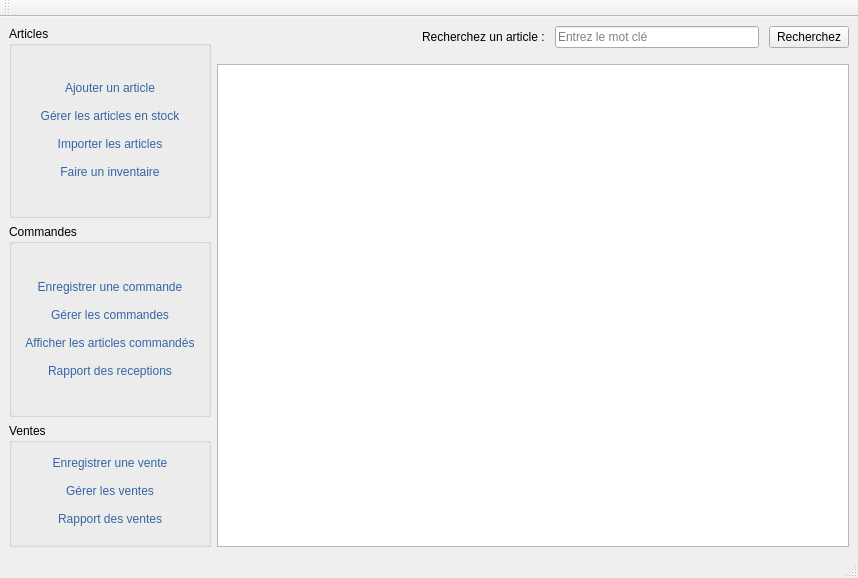
First picture: the form in views/ui/main.ui, repository mono57/libsoft, before the edit.
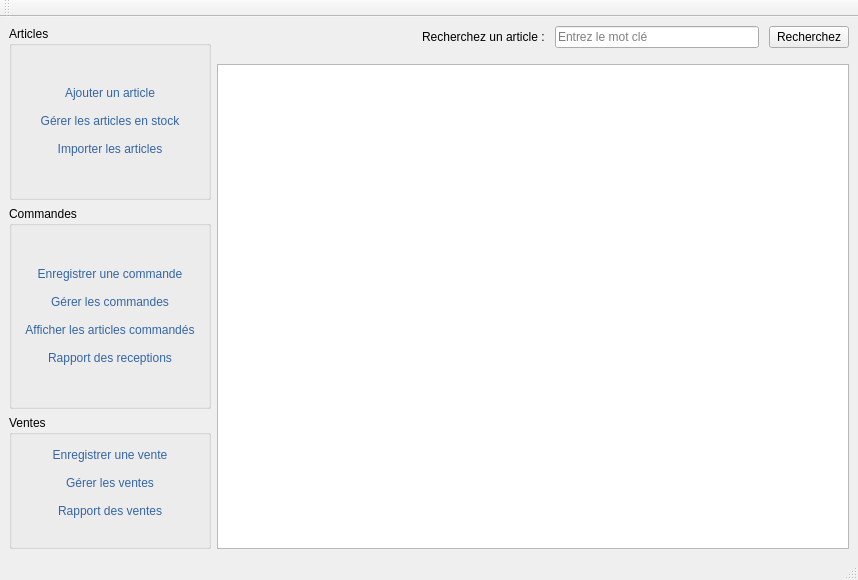
Second picture: the form after the edit.

Commit message: update user interface

Diff of the .ui file:
```diff
--- a/views/ui/main.ui
+++ b/views/ui/main.ui
@@ -7,7 +7,7 @@
     <x>0</x>
     <y>0</y>
     <width>858</width>
-    <height>578</height>
+    <height>580</height>
    </rect>
   </property>
   <property name="windowTitle">
@@ -95,19 +95,6 @@
              </property>
             </widget>
            </item>
-           <item>
-            <widget class="QPushButton" name="pushButtonInventaire">
-             <property name="styleSheet">
-              <string notr="true">color: rgb(52, 101, 164);</string>
-             </property>
-             <property name="text">
-              <string>Faire un inventaire</string>
-             </property>
-             <property name="flat">
-              <bool>true</bool>
-             </property>
-            </widget>
-           </item>
            <item>
             <spacer name="verticalSpacer">
              <property name="orientation">
```
Left out of the diff: 2 changed lines with no effect on the pictures. The commit also changes 7 other files.
